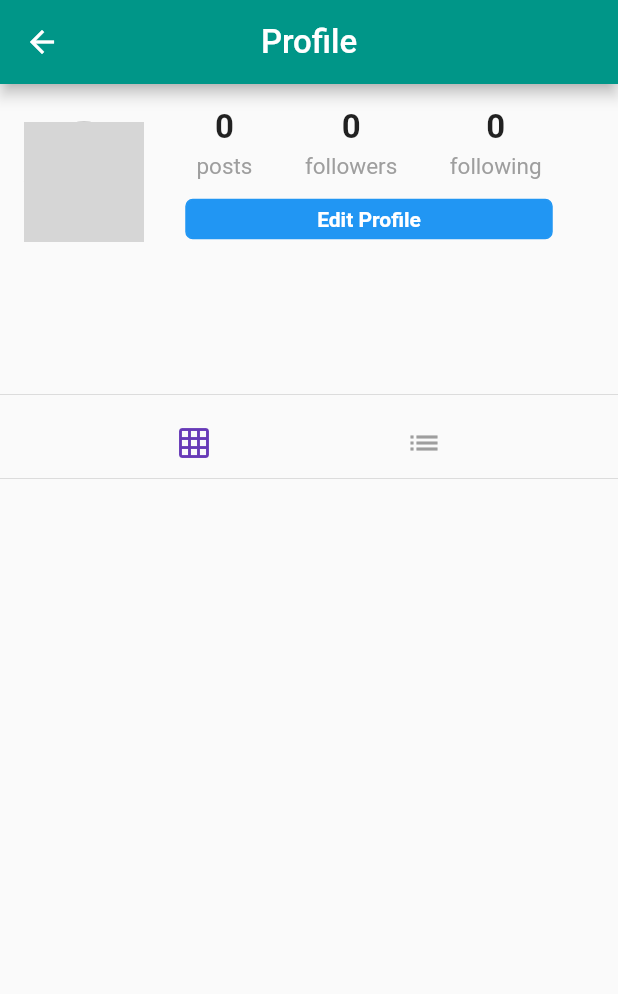
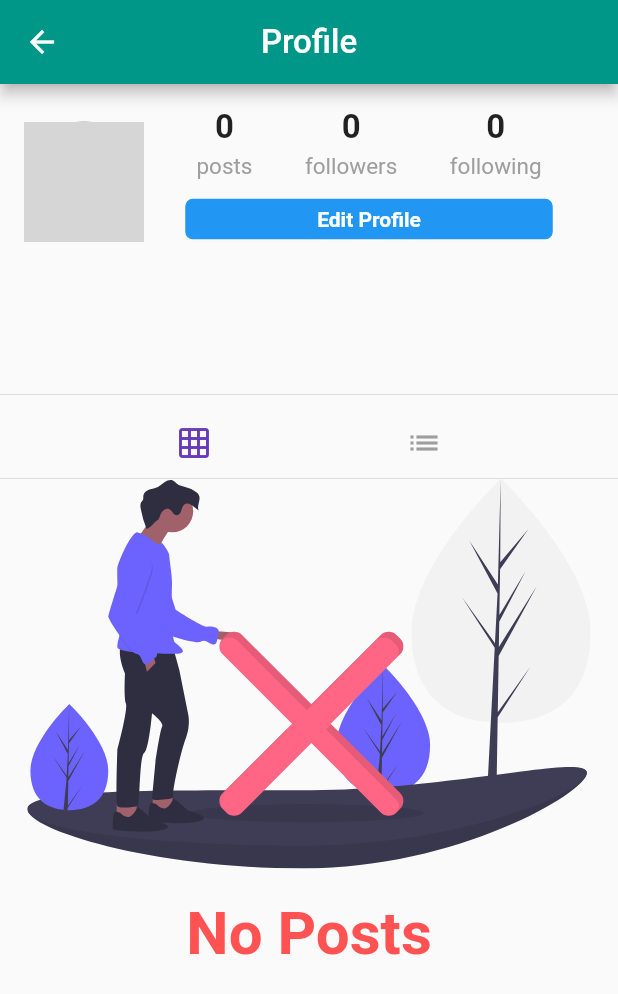
Before and after one commit to randyterrell/cardpalz, a Flutter app: the Profile screen opened directly, on a phone screen of 412 x 824 dp. Shown: the top 994 px of the screen. Run offline on Flutter 3.47's test engine with Material 2 defaults, Android fonts, the light colour scheme and no system bars; our stand-ins replace cached_network_image, cloud_firestore, firebase_storage, flutter_svg, geolocator, google_sign_in and 1 more; accounts and stored records are empty; network calls fail; grey boxes are pictures that could not be loaded.

Commit message:
Building No Content for Profile Page

```diff
--- a/lib/pages/profile.dart
+++ b/lib/pages/profile.dart
@@ -1,6 +1,7 @@
 import 'package:cached_network_image/cached_network_image.dart';
 import 'package:cloud_firestore/cloud_firestore.dart';
 import 'package:flutter/material.dart';
+import 'package:flutter_svg/svg.dart';
 import 'package:cardpalz/models/user.dart';
 import 'package:cardpalz/pages/edit_profile.dart';
 import 'package:cardpalz/pages/home.dart';
@@ -195,6 +196,26 @@ class _ProfileState extends State<Profile> {
   buildProfilePosts() {
     if (isLoading) {
       return circularProgress();
+    } else if (posts.isEmpty) {
+      return Container(
+        child: Column(
+          mainAxisAlignment: MainAxisAlignment.center,
+          children: <Widget>[
+            SvgPicture.asset('assets/images/no_content.svg', height: 260.0),
+            Padding(
+              padding: EdgeInsets.only(top: 20.0),
+              child: Text(
+                "No Posts",
+                style: TextStyle(
+                  color: Colors.redAccent,
+                  fontSize: 40.0,
+                  fontWeight: FontWeight.bold,
+                ),
+              ),
+            ),
+          ],
+        ),
+      );
     } else if (postOrientation == "grid") {
       List<GridTile> gridTiles = [];
       posts.forEach((post) {
```
